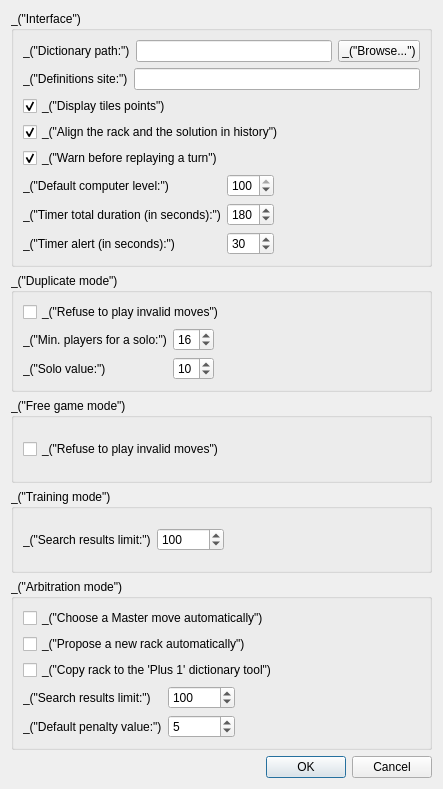
This is qt/ui/prefs_dialog.ui in cjlano/eliot as Qt 5 draws it before an edit. The edited form follows.
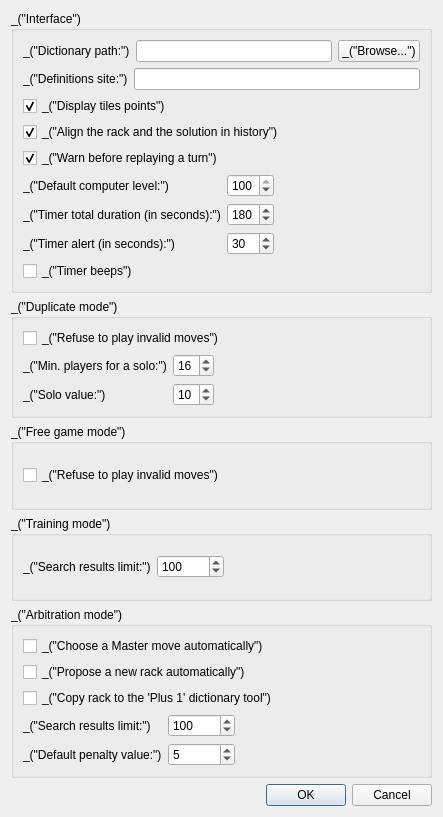
This is the edited form.

Commit message: Emit a beep when the timer reaches the alert level or expires

Patch:
```diff
--- a/qt/ui/prefs_dialog.ui
+++ b/qt/ui/prefs_dialog.ui
@@ -7,7 +7,7 @@
     <x>0</x>
     <y>0</y>
     <width>443</width>
-    <height>789</height>
+    <height>817</height>
    </rect>
   </property>
   <property name="windowTitle">
@@ -176,6 +176,13 @@
           </property>
          </widget>
         </item>
+        <item row="3" column="0" colspan="2">
+         <widget class="QCheckBox" name="checkBoxTimerBeeps">
+          <property name="text">
+           <string>_(&quot;Timer beeps&quot;)</string>
+          </property>
+         </widget>
+        </item>
        </layout>
       </item>
      </layout>
```
The commit also changes 4 other files.
